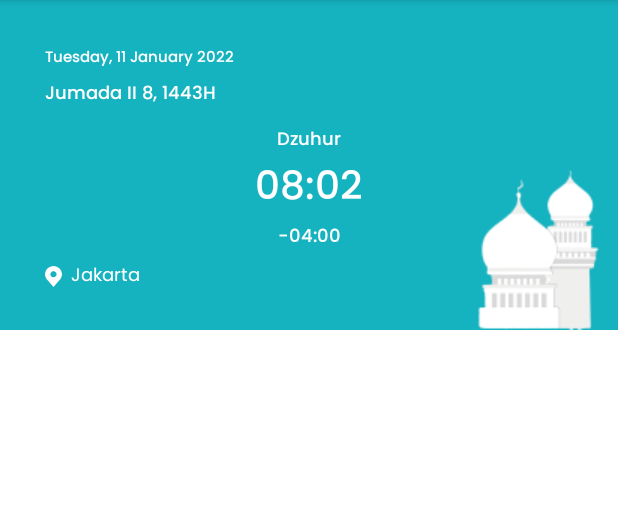
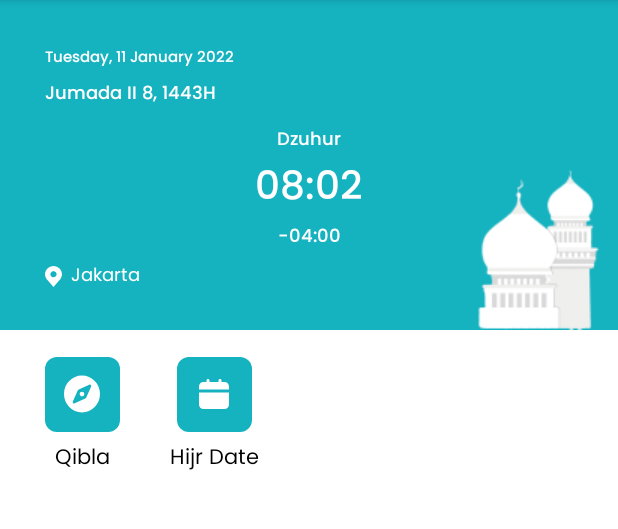
Before and after one commit to Dokito555/Muslim_App_Bismillah, an Android app: the screen it shows after launch (MainActivity), on a phone screen of 412 x 824 dp, the part 84-613 px from its top. Run offline under Robolectric (Android 15) with nearby library versions, the phone set to English and light mode, and no system bars.

Commit message:
update splash screen

```diff
--- /dev/null
+++ b/app/src/main/java/blue/umbrella/muslimappbismillah/SplashActivity.kt
@@ -0,0 +1,24 @@
+package blue.umbrella.muslimappbismillah
+
+import android.content.Intent
+import androidx.appcompat.app.AppCompatActivity
+import android.os.Bundle
+import android.os.Handler
+import androidx.appcompat.app.ActionBar
+
+class SplashActivity : AppCompatActivity() {
+    override fun onCreate(savedInstanceState: Bundle?) {
+        super.onCreate(savedInstanceState)
+        setContentView(R.layout.activity_splash)
+
+        val actionbar = getSupportActionBar()
+        actionbar!!.hide()
+
+        Handler().postDelayed({
+            val intent = Intent(this, MainActivity::class.java)
+            startActivity(intent)
+            finish()
+        }, 1500)
+
+    }
+}
--- /dev/null
+++ b/app/src/main/res/drawable/box1.xml
@@ -0,0 +1,11 @@
+<?xml version="1.0" encoding="utf-8"?>
+<shape xmlns:android="http://schemas.android.com/apk/res/android"
+    android:shape="rectangle">
+
+    <solid
+        android:color="@color/main_color"/>
+
+    <corners
+        android:radius="8dp"/>
+
+</shape>
--- /dev/null
+++ b/app/src/main/res/drawable/ic_allah.xml
@@ -0,0 +1,8 @@
+<vector xmlns:android="http://schemas.android.com/apk/res/android"
+    android:width="24dp"
+    android:height="24dp"
+    android:viewportWidth="24"
+    android:viewportHeight="24">
+  <path
+      android:pathData="M0,0h24v24h-24z"/>
+</vector>
--- /dev/null
+++ b/app/src/main/res/drawable/ic_almatsurat.xml
@@ -0,0 +1,8 @@
+<vector xmlns:android="http://schemas.android.com/apk/res/android"
+    android:width="28dp"
+    android:height="28dp"
+    android:viewportWidth="28"
+    android:viewportHeight="28">
+  <path
+      android:pathData="M0,0h28v28h-28z"/>
+</vector>
--- /dev/null
+++ b/app/src/main/res/drawable/ic_calender.xml
@@ -0,0 +1,9 @@
+<vector xmlns:android="http://schemas.android.com/apk/res/android"
+    android:width="24dp"
+    android:height="24dp"
+    android:viewportWidth="24"
+    android:viewportHeight="24">
+  <path
+      android:pathData="M2,19C2,20.7 3.3,22 5,22H19C20.7,22 22,20.7 22,19V11H2V19ZM19,4H17V3C17,2.4 16.6,2 16,2C15.4,2 15,2.4 15,3V4H9V3C9,2.4 8.6,2 8,2C7.4,2 7,2.4 7,3V4H5C3.3,4 2,5.3 2,7V9H22V7C22,5.3 20.7,4 19,4Z"
+      android:fillColor="#ffffff"/>
+</vector>
--- /dev/null
+++ b/app/src/main/res/drawable/ic_compass.xml
@@ -0,0 +1,9 @@
+<vector xmlns:android="http://schemas.android.com/apk/res/android"
+    android:width="24dp"
+    android:height="25dp"
+    android:viewportWidth="24"
+    android:viewportHeight="25">
+  <path
+      android:pathData="M10.9055,11.395C10.3006,12.0054 10.3006,12.9946 10.9055,13.6045C11.5098,14.2148 12.4906,14.2148 13.095,13.6045C13.6998,12.9941 13.6998,12.0049 13.095,11.395C12.4902,10.7852 11.5098,10.7852 10.9055,11.395ZM12,0.3906C5.3724,0.3906 0,5.812 0,12.5C0,19.188 5.3724,24.6094 12,24.6094C18.6276,24.6094 24,19.188 24,12.5C24,5.812 18.6276,0.3906 12,0.3906ZM18.1035,7.6196L14.9115,14.668C14.7571,15.0088 14.4862,15.2822 14.1484,15.438L7.1642,18.6592C6.3586,19.0308 5.5282,18.1929 5.8965,17.3799L9.089,10.3315C9.2434,9.9907 9.5143,9.7173 9.8521,9.5615L16.8363,6.3403C17.6419,5.9692 18.4718,6.8066 18.1035,7.6196Z"
+      android:fillColor="#ffffff"/>
+</vector>
--- /dev/null
+++ b/app/src/main/res/drawable/ic_hadith.xml
@@ -0,0 +1,8 @@
+<vector xmlns:android="http://schemas.android.com/apk/res/android"
+    android:width="24dp"
+    android:height="24dp"
+    android:viewportWidth="24"
+    android:viewportHeight="24">
+  <path
+      android:pathData="M0,0h24v24h-24z"/>
+</vector>
--- a/app/src/main/res/layout/activity_main.xml
+++ b/app/src/main/res/layout/activity_main.xml
@@ -25,67 +25,67 @@
                     android:id="@+id/kalender_masehi"
                     android:layout_width="wrap_content"
                     android:layout_height="wrap_content"
+                    android:layout_marginStart="30dp"
+                    android:layout_marginTop="30dp"
+                    android:fontFamily="@font/poppins_medium"
                     android:text="Tuesday, 11 January 2022"
-                    android:fontFamily="@font/poppins_medium"
-                    android:layout_marginTop="30dp"
-                    android:textSize="10sp"
-                    android:layout_marginStart="30dp"
-                    android:textColor="@color/white"/>
+                    android:textColor="@color/white"
+                    android:textSize="10sp" />
 
                 <TextView
                     android:id="@+id/kalender_hijri"
                     android:layout_width="wrap_content"
                     android:layout_height="wrap_content"
+                    android:layout_marginStart="30dp"
+                    android:layout_marginTop="5dp"
+                    android:fontFamily="@font/poppins_medium"
                     android:text="Jumada II 8, 1443H"
-                    android:fontFamily="@font/poppins_medium"
-                    android:layout_marginTop="5dp"
-                    android:layout_marginStart="30dp"
-                    android:textSize="12sp"
-                    android:textColor="@color/white"/>
+                    android:textColor="@color/white"
+                    android:textSize="12sp" />
 
                 <TextView
                     android:id="@+id/waktu_solat"
                     android:layout_width="match_parent"
                     android:layout_height="wrap_content"
-                    android:textSize="12sp"
+                    android:layout_marginTop="10dp"
+                    android:fontFamily="@font/poppins_medium"
                     android:text="Dzuhur"
                     android:textAlignment="center"
-                    android:layout_marginTop="10dp"
                     android:textColor="@color/white"
-                    android:fontFamily="@font/poppins_medium"/>
+                    android:textSize="12sp" />
 
                 <TextView
                     android:id="@+id/currentTime"
                     android:layout_width="match_parent"
                     android:layout_height="wrap_content"
-                    android:textSize="26sp"
+                    android:fontFamily="@font/poppins_medium"
                     android:text="08:02"
                     android:textAlignment="center"
                     android:textColor="@color/white"
-                    android:fontFamily="@font/poppins_medium"/>
+                    android:textSize="26sp" />
 
                 <TextView
                     android:id="@+id/timeBeforeAdzan"
                     android:layout_width="match_parent"
                     android:layout_height="wrap_content"
-                    android:textSize="12sp"
+                    android:fontFamily="@font/poppins_medium"
                     android:text="-04:00"
                     android:textAlignment="center"
                     android:textColor="@color/white"
-                    android:fontFamily="@font/poppins_medium"/>
+                    android:textSize="12sp" />
 
                 <TextView
                     android:id="@+id/currentLocation"
                     android:layout_width="match_parent"
                     android:layout_height="wrap_content"
+                    android:layout_marginStart="30dp"
                     android:layout_marginTop="5dp"
+                    android:drawableLeft="@drawable/ic_location"
+                    android:drawablePadding="6dp"
+                    android:fontFamily="@font/poppins_regular"
                     android:text="Jakarta"
                     android:textColor="@color/white"
-                    android:fontFamily="@font/poppins_regular"
-                    android:textSize="12sp"
-                    android:drawableLeft="@drawable/ic_location"
-                    android:drawablePadding="6dp"
-                    android:layout_marginStart="30dp"/>
+                    android:textSize="12sp" />
 
             </LinearLayout>
 
@@ -98,6 +98,93 @@
 
         </RelativeLayout>
 
+        <LinearLayout
+            android:layout_marginTop="18dp"
+            android:paddingHorizontal="30dp"
+            android:layout_width="match_parent"
+            android:layout_height="wrap_content">
+
+            <HorizontalScrollView
+                android:layout_width="wrap_content"
+                android:layout_height="wrap_content"
+                android:fillViewport="true"
+                android:measureAllChildren="false"
+                android:scrollbars="none">
+
+                <LinearLayout
+                    android:layout_width="wrap_content"
+                    android:layout_height="wrap_content"
+                    android:orientation="horizontal">
+
+                    <LinearLayout
+                        android:id="@+id/qibla"
+                        android:layout_width="wrap_content"
+                        android:gravity="center"
+                        android:orientation="vertical"
+                        android:layout_height="wrap_content">
+
+                        <RelativeLayout
+                            android:layout_width="50dp"
+                            android:layout_height="50dp"
+                            android:gravity="center"
+                            android:background="@drawable/box1">
+
+                            <ImageView
+                                android:layout_width="wrap_content"
+                                android:layout_height="wrap_content"
+                                android:src="@drawable/ic_compass" />
+
+                        </RelativeLayout>
+
+                        <TextView
+                            android:layout_marginTop="6dp"
+                            android:layout_width="50dp"
+                            android:layout_height="wrap_content"
+                            android:text="Qibla"
+                            android:gravity="center"
+                            android:fontFamily="@font/poppins_regular"
+                            android:textColor="@color/black"/>
+
+                    </LinearLayout>
+
+                    <LinearLayout
+                        android:id="@+id/hijr_date"
+                        android:layout_marginStart="33dp"
+                        android:layout_width="wrap_content"
+                        android:orientation="vertical"
+                        android:gravity="center"
+                        android:layout_height="wrap_content">
+
+                        <RelativeLayout
+                            android:layout_width="50dp"
+                            android:layout_height="50dp"
+                            android:gravity="center"
+                            android:background="@drawable/box1">
+
+                            <ImageView
+                                android:layout_width="wrap_content"
+                                android:layout_height="wrap_content"
+                                android:src="@drawable/ic_calender" />
+
+                        </RelativeLayout>
+
+                        <TextView
+                            android:layout_marginTop="6dp"
+                            android:layout_width="wrap_content"
+                            android:layout_height="wrap_content"
+                            android:text="Hijr Date"
+                            android:gravity="center"
+                            android:fontFamily="@font/poppins_regular"
+                            android:textColor="@color/black"/>
+
+                    </LinearLayout>
+
+                </LinearLayout>
+
+            </HorizontalScrollView>
+
+        </LinearLayout>
+
     </LinearLayout>
 
 </ScrollView>
--- /dev/null
+++ b/app/src/main/res/layout/activity_splash.xml
@@ -0,0 +1,32 @@
+<?xml version="1.0" encoding="utf-8"?>
+<RelativeLayout xmlns:android="http://schemas.android.com/apk/res/android"
+    xmlns:app="http://schemas.android.com/apk/res-auto"
+    xmlns:tools="http://schemas.android.com/tools"
+    android:layout_width="match_parent"
+    android:layout_height="match_parent"
+    android:background="@color/main_color"
+    tools:context=".SplashActivity">
+
+    <LinearLayout
+        android:layout_width="match_parent"
+        android:layout_height="match_parent"
+        android:orientation="vertical"
+        android:gravity="center">
+
+        <ImageView
+            android:layout_width="92dp"
+            android:layout_height="70dp"
+            android:src="@drawable/dummylogo"/>
+
+        <TextView
+            android:layout_width="wrap_content"
+            android:layout_height="wrap_content"
+            android:text="Muslim App"
+            android:fontFamily="@font/poppins_medium"
+            android:textColor="@color/white"
+            android:textSize="16sp"
+            android:layout_marginTop="10dp"/>
+
+    </LinearLayout>
+
+</RelativeLayout>
```
Also changed, not shown: app/src/main/AndroidManifest.xml (+7 -2 lines), app/src/main/res/drawable/dummylogo.png (added).
